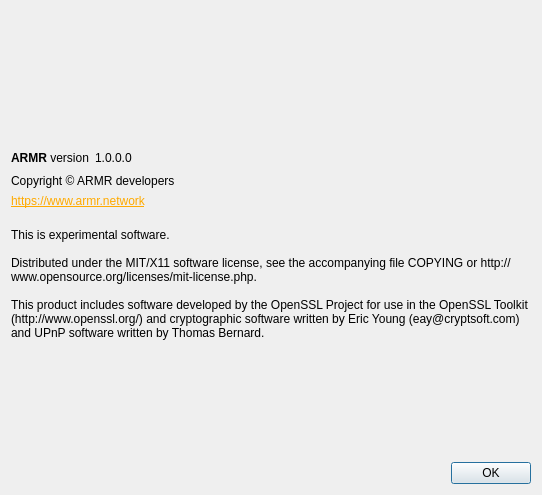
Qt form src/qt/forms/aboutdialog.ui (ARMROfficial/armr) before a commit.
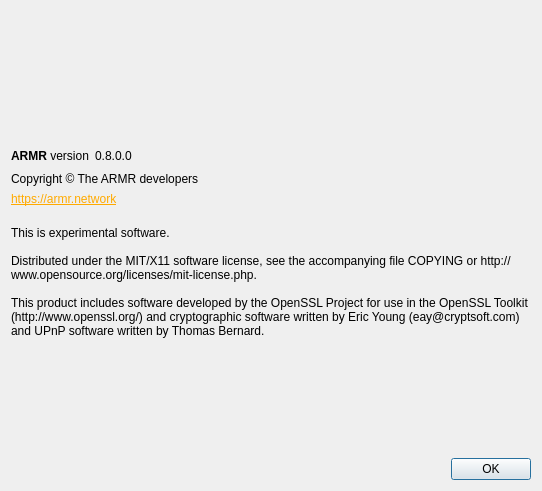
The same form after that commit. Icons and pictures are not drawn.

```diff
--- a/src/qt/forms/aboutdialog.ui
+++ b/src/qt/forms/aboutdialog.ui
@@ -7,7 +7,7 @@
     <x>0</x>
     <y>0</y>
     <width>542</width>
-    <height>495</height>
+    <height>491</height>
    </rect>
   </property>
   <property name="windowTitle">
@@ -63,7 +63,7 @@
           <cursorShape>IBeamCursor</cursorShape>
          </property>
          <property name="text">
-          <string notr="true">1.0.0.0</string>
+          <string notr="true">0.8.0.0</string>
          </property>
          <property name="textInteractionFlags">
           <set>Qt::LinksAccessibleByMouse|Qt::TextSelectableByKeyboard|Qt::TextSelectableByMouse</set>
@@ -91,7 +91,7 @@
         <cursorShape>IBeamCursor</cursorShape>
        </property>
        <property name="text">
-        <string>Copyright © ARMR developers</string>
+        <string>Copyright © The ARMR developers</string>
        </property>
        <property name="textInteractionFlags">
         <set>Qt::LinksAccessibleByMouse|Qt::TextSelectableByKeyboard|Qt::TextSelectableByMouse</set>
@@ -101,7 +101,7 @@
      <item>
       <widget class="QLabel" name="label_3">
        <property name="text">
-        <string>&lt;html&gt;&lt;head/&gt;&lt;body&gt;&lt;p&gt;&lt;a href=&quot;https://www.armr.network&quot;&gt;&lt;span style=&quot; text-decoration: underline; color:#ffaa00;&quot;&gt;https://www.armr.network&lt;/span&gt;&lt;/a&gt;&lt;/p&gt;&lt;/body&gt;&lt;/html&gt;</string>
+        <string>&lt;html&gt;&lt;head/&gt;&lt;body&gt;&lt;p&gt;&lt;a href=&quot;https://ARMR.org&quot;&gt;&lt;span style=&quot; text-decoration: underline; color:#ffaa00;&quot;&gt;https://armr.network&lt;/span&gt;&lt;/a&gt;&lt;/p&gt;&lt;/body&gt;&lt;/html&gt;</string>
        </property>
        <property name="openExternalLinks">
         <bool>true</bool>
```
